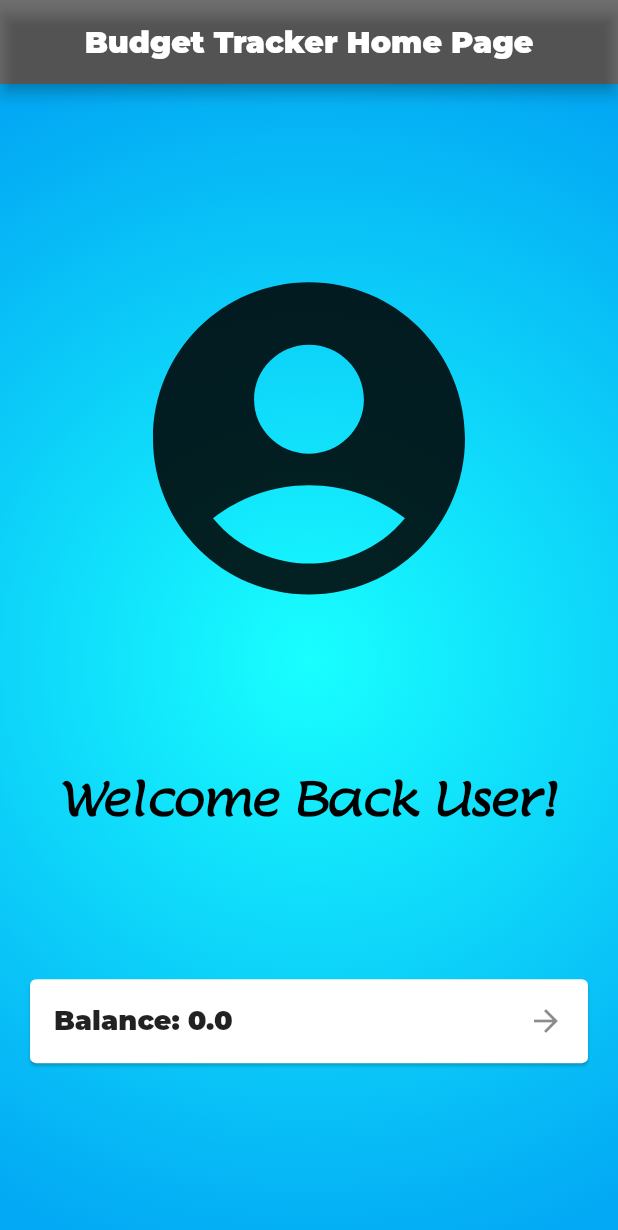
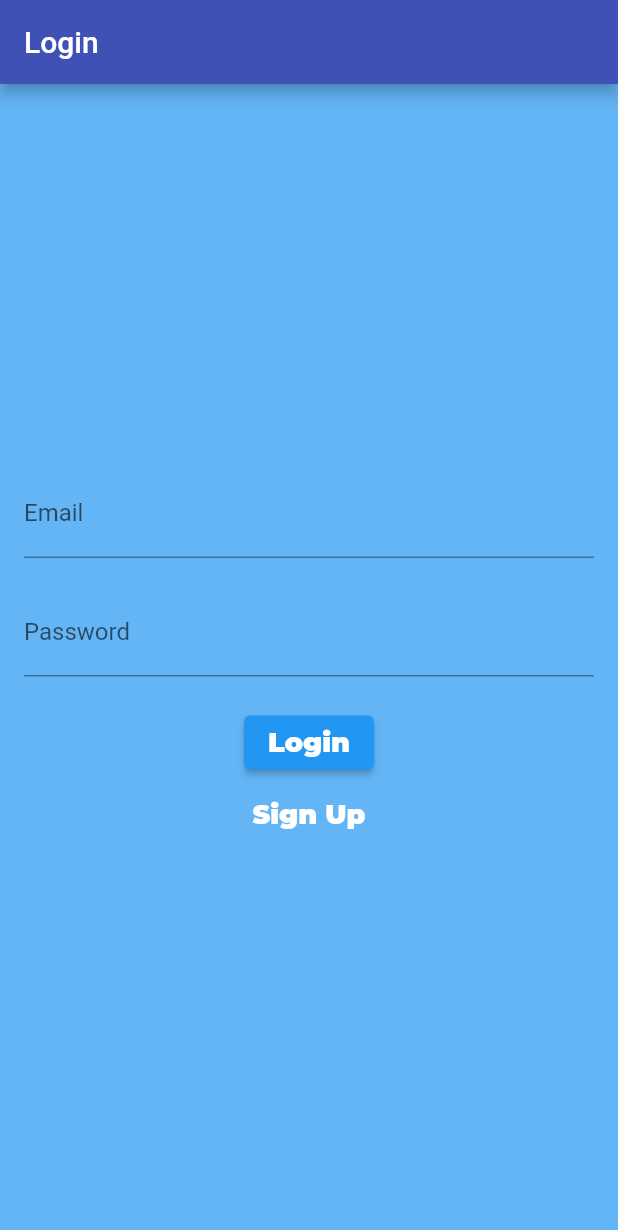
Before and after one commit to jahnvis22/22b1016_IntroToAppDev, a Flutter app: the screen it shows after launch, on a phone screen of 412 x 824 dp. Shown: the top 1230 px of the screen. Run offline on Flutter 3.47's test engine with Material 2 defaults, Android fonts, the phone set to English and light mode, and no system bars; our stand-ins replace firebase_auth, firebase_core, firebase_database; accounts and stored records are empty; project files that could hold a hidden picture were left out.

Commit message:
Added Week 3 Assignment

```diff
--- /dev/null
+++ b/lib/loginscreen.dart
@@ -0,0 +1,100 @@
+import 'package:firebase_auth/firebase_auth.dart';
+import 'package:flutter/material.dart';
+
+void main() => runApp(LoginScreen());
+
+class LoginScreen extends StatelessWidget {
+  @override
+  Widget build(BuildContext context) {
+    return MaterialApp(
+      home: LoginPage(),
+    );
+  }
+}
+
+class LoginPage extends StatelessWidget {
+  final _formKey = GlobalKey<FormState>();
+  TextEditingController _emailController = TextEditingController();
+  TextEditingController _passwordController = TextEditingController();
+
+  @override
+  Widget build(BuildContext context) {
+    return Scaffold(
+      appBar: AppBar(
+        title: Text('Login',
+        style: TextStyle(
+            color:Colors.white
+        )),
+        backgroundColor: Colors.indigo
+      ),
+      body: Container(
+        color:Colors.blue[300],
+        padding: EdgeInsets.all(16.0),
+          child: Form(
+            key: _formKey,
+            child: Column(
+              mainAxisAlignment: MainAxisAlignment.center,
+              children: [
+                TextFormField(
+                  controller: _emailController,
+                  decoration: InputDecoration(labelText: 'Email'),
+                  validator: (value) {
+                    if (value?.isEmpty ?? true) {
+                      return 'Please enter your email';
+                    }
+                    return null;
+                  },
+                ),
+                SizedBox(height: 20),
+                TextFormField(
+                  controller: _passwordController,
+                  obscureText: true,
+                  decoration: InputDecoration(labelText: 'Password'),
+                  validator: (value) {
+                    if (value?.isEmpty ?? true) {
+                      return 'Please enter your password';
+                    }
+                    return null;
+                  },
+                ),
+                SizedBox(height: 20),
+                ElevatedButton(
+                  onPressed: () {
+                    if (_formKey.currentState?.validate() == true) {
+                      // Perform login logic here
+                      login();
+                    }
+                  },
+                  child: Text('Login'
+                  ,style: TextStyle(
+                      fontFamily: 'Montserrat',
+                      fontWeight: FontWeight.bold,
+                      fontSize: 18,
+                      color: Colors.white
+                    ),),
+                ),
+                TextButton(onPressed: (){
+                  final auth = FirebaseAuth.instance;
+                  auth.createUserWithEmailAndPassword(email: _emailController.text, password: _passwordController.text);
+                },
+                    child: const Text(
+                      'Sign Up',
+                      style: TextStyle(
+                        fontFamily: 'Montserrat',
+                        fontWeight: FontWeight.bold,
+                        fontSize: 18,
+                        color: Colors.white
+                      ),
+                    ))
+              ],
+            ),
+
+        ),
+      ),
+    );
+  }
+  Future<void> login() async{
+    final auth = FirebaseAuth.instance;
+    auth.signInWithEmailAndPassword(email: _emailController.text, password: _passwordController.text);
+  }
+}
--- a/lib/main.dart
+++ b/lib/main.dart
@@ -1,5 +1,40 @@
+
+import 'package:firebase_database/firebase_database.dart';
 import 'package:flutter/material.dart';
 import 'package:provider/provider.dart';
+import 'package:firebase_core/firebase_core.dart';
+import 'package:firebase_auth/firebase_auth.dart';
+import 'loginscreen.dart';
+
+class ExpenseDatabase {
+  final DatabaseReference _databaseReference =
+  FirebaseDatabase.instance.ref();
+  final String _userId;
+
+  ExpenseDatabase(this._userId);
+
+  void addExpense(Expense expense) {
+    final newExpenseRef = _databaseReference
+        .child('users')
+        .child(_userId)
+        .child('expenses')
+        .push();
+    newExpenseRef.set({
+      'category': expense.category,
+      'amount': expense.amount,
+    });
+  }
+
+  void removeExpense(String expenseKey) {
+    _databaseReference
+        .child('users')
+        .child(_userId)
+        .child('expenses')
+        .child(expenseKey)
+        .remove();
+  }
+}
+
 
 class ExpenseProvider with ChangeNotifier {
   double _total = 0;
@@ -8,15 +43,21 @@ class ExpenseProvider with ChangeNotifier {
   double get total => _total;
   List<Expense> get expenses => _expenses;
 
+  final ExpenseDatabase _expenseDatabase;
+
+  ExpenseProvider(this._expenseDatabase);
+
   void addExpense(Expense expense) {
     _expenses.add(expense);
     _total += expense.amount;
+    _expenseDatabase.addExpense(expense); // Update Firebase Database
     notifyListeners();
   }
 
-  void removeExpense(Expense expense) {
+  void removeExpense(Expense expense, String expenseKey) {
     _expenses.remove(expense);
     _total -= expense.amount;
+    _expenseDatabase.removeExpense(expenseKey); // Update Firebase Database
     notifyListeners();
   }
 }
@@ -31,9 +72,20 @@ class Expense {
 class BudgetTrackerApp extends StatelessWidget {
   @override
   Widget build(BuildContext context) {
+    return StreamBuilder<User?>(
+      stream: FirebaseAuth.instance.authStateChanges(),
+      builder: (context, AsyncSnapshot<User?> snapshot) {
+        if (snapshot.hasData && snapshot.data != null) {
+          // Get the user ID
+          final userId = snapshot.data!.uid;
+
+          // Create an instance of ExpenseDatabase
+          final expenseDatabase = ExpenseDatabase(userId);
+
           return ChangeNotifierProvider(
-      create: (_) => ExpenseProvider(),
+            create: (_) => ExpenseProvider(expenseDatabase),
             child: MaterialApp(
+              debugShowCheckedModeBanner: false,
               title: 'Budget Tracker',
               home: HomeScreen(),
               routes: {
@@ -41,8 +93,21 @@ class BudgetTrackerApp extends StatelessWidget {
               },
             ),
           );
+        } else if (snapshot.connectionState == ConnectionState.waiting) {
+          return const Center(
+            child: CircularProgressIndicator(),
+          );
+        }
+        return MaterialApp(
+          debugShowCheckedModeBanner: false,
+          title: 'Budget Tracker',
+          home: LoginScreen(),
+        );
+      },
+    );
   }
 }
+
 
 class HomeScreen extends StatelessWidget {
   @override
@@ -111,12 +176,21 @@ class HomeScreen extends StatelessWidget {
                           ),
                         ),
                       ),
+
                     ],
                   ),
                   trailing: Icon(Icons.arrow_forward),
                   onTap: () {
                     Navigator.pushNamed(context, '/expense');
                   },
+                ),
+              ),
+
+              ElevatedButton(
+                onPressed: () {
+                  FirebaseAuth.instance.signOut();},
+                child: const Text(
+                    'Logout'
                 ),
               ),
             ],
@@ -131,6 +205,7 @@ class ExpenseScreen extends StatelessWidget {
   final TextEditingController categoryController = TextEditingController();
   final TextEditingController amountController = TextEditingController();
 
+
   void addExpense(BuildContext context) {
     final category = categoryController.text.trim();
     double amount = double.tryParse(amountController.text.trim()) ?? 0.0;
@@ -144,8 +219,8 @@ class ExpenseScreen extends StatelessWidget {
     }
   }
 
-  void deleteExpense(BuildContext context, Expense expense) {
-    Provider.of<ExpenseProvider>(context, listen: false).removeExpense(expense);
+  void deleteExpense(BuildContext context, Expense expense, String expenseKey) {
+    Provider.of<ExpenseProvider>(context, listen: false).removeExpense(expense, expenseKey); // Pass both the expense and the key
   }
 
   Future<void> openDialog(BuildContext context) async {
@@ -273,13 +348,15 @@ class ExpenseScreen extends StatelessWidget {
                   itemCount: expenseProvider.expenses.length,
                   itemBuilder: (context, index) {
                     final expense = expenseProvider.expenses[index];
+                    final expenseKey = ''; // Get the expense key here from your Firebase Database
                     return ExpenseCard(
                       expense: expense,
-                      onDelete: () => deleteExpense(context, expense),
+                      onDelete: () => deleteExpense(context, expense, expenseKey), // Pass both the expense and the key
                     );
                   },
                 ),
               ),
+
             ],
           ),
         ),
@@ -290,6 +367,7 @@ class ExpenseScreen extends StatelessWidget {
         },
         child: Icon(Icons.add),
       ),
+
     );
   }
 }
@@ -337,6 +415,10 @@ class ExpenseCard extends StatelessWidget {
   }
 }
 
-void main() {
+void main() async {
+  WidgetsFlutterBinding.ensureInitialized();
+  await Firebase.initializeApp(
+
+  );
   runApp(BudgetTrackerApp());
 }
--- a/pubspec.yaml
+++ b/pubspec.yaml
@@ -31,6 +31,12 @@ dependencies:
   flutter:
     sdk: flutter
   provider: ^6.0.5
+  #firebase_core: ^1.20.0
+  firebase_auth: ^4.2.6
+  firebase_core: ^2.5.0
+  cloud_firestore: ^4.8.3
+  firebase_database: ^10.2.4
+
 
 
   # The following adds the Cupertino Icons font to your application.
```
Also changed, not shown: pubspec.lock, 6 other files. Lines whose indentation alone changed are shown as unchanged.
